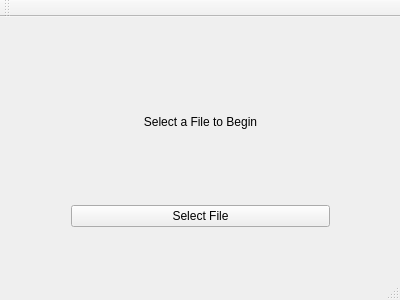
Old version of the form mainwindow.ui in the repository Skwarte/rapid-read-gui.
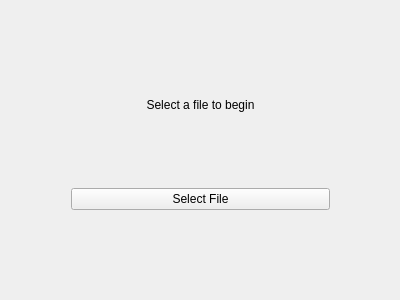
New version of the form.

Commit message: increased label text size and added more functionality to pushButton

```diff
--- a/mainwindow.ui
+++ b/mainwindow.ui
@@ -33,7 +33,7 @@
      <item>
       <widget class="QLabel" name="currWord">
        <property name="text">
-        <string>Select a File to Begin</string>
+        <string>Select a file to begin</string>
        </property>
        <property name="textFormat">
         <enum>Qt::AutoText</enum>
@@ -54,6 +54,9 @@
        <property name="text">
         <string>Select File</string>
        </property>
+       <property name="default">
+        <bool>false</bool>
+       </property>
       </widget>
      </item>
     </layout>
@@ -69,15 +72,6 @@
     </rect>
    </property>
   </widget>
-  <widget class="QToolBar" name="mainToolBar">
-   <attribute name="toolBarArea">
-    <enum>TopToolBarArea</enum>
-   </attribute>
-   <attribute name="toolBarBreak">
-    <bool>false</bool>
-   </attribute>
-  </widget>
-  <widget class="QStatusBar" name="statusBar"/>
  </widget>
  <layoutdefault spacing="6" margin="11"/>
  <resources/>
```
The commit also changes 2 other files.
